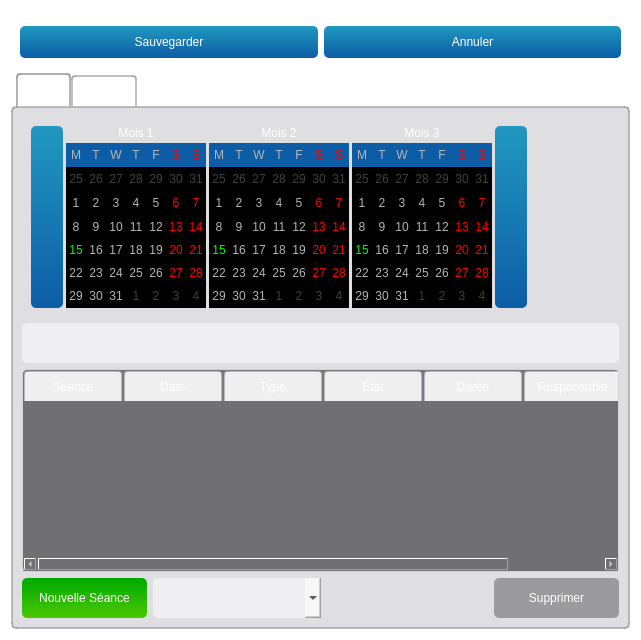
Above: teraplus/client/src/editors/ParticipantWidget.ui from introlab/opentera before the change. Below: the same form after it.
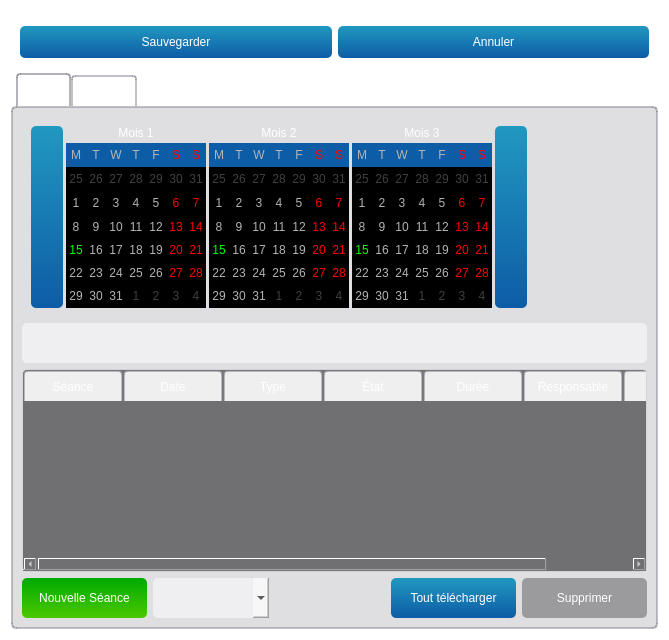
That is the form after the change. Icons and pictures are not drawn. Custom widgets are drawn as their Qt base class.

Commit message: Added file size display for device data in client. Added participant level download of all device data in client. Refs #1 - Fixed internal zip file of device data to put file in a folder named after the session name.

Diff of the .ui file:
```diff
--- a/teraplus/client/src/editors/ParticipantWidget.ui
+++ b/teraplus/client/src/editors/ParticipantWidget.ui
@@ -6,7 +6,7 @@
    <rect>
     <x>0</x>
     <y>0</y>
-    <width>641</width>
+    <width>669</width>
     <height>640</height>
    </rect>
   </property>
@@ -30,7 +30,7 @@
 QLabel#lblLastOnline{color:lightblue;}
 QLabel#lblError,QLabel#lblCamMissing,QLabel#lblAudioMissing{color:red; background-color:rgba(255,0,0,30%);}
 
-QPushButton:!enabled, QPushButton#btnDelSession:!enabled, QLineEdit:!enabled, QListWidget:!enabled,QComboBox:!enabled,QTextEdit:!enabled,QPlainTextEdit:!enabled{background-color: rgba(0,0,0,30%);color:white;border:0}
+QPushButton:!enabled, QPushButton#btnDelSession:!enabled, QLineEdit:!enabled, QListWidget:!enabled,QComboBox:!enabled,QTextEdit:!enabled,QPlainTextEdit:!enabled,QToolButton{background-color: rgba(0,0,0,30%);color:white;border:0}
 QDateEdit::down-arrow:!enabled,QTimeEdit::down-arrow:!enabled,QDateEdit::up-arrow:!enabled,QTimeEdit::up-arrow:!enabled,QComboBox::drop-down:!enabled{background-color:rgba(0,0,0,0%);}
 
 QTextEdit#txtProfile{background-color: rgba(255,255,255,80%);color:black;border:0}
@@ -716,6 +716,11 @@
            <string>Responsable</string>
           </property>
          </column>
+         <column>
+          <property name="text">
+           <string>Actions</string>
+          </property>
+         </column>
         </widget>
        </item>
        <item>
@@ -802,6 +807,29 @@
            </property>
           </spacer>
          </item>
+         <item>
+          <widget class="QPushButton" name="btnDownloadAll">
+           <property name="enabled">
+            <bool>true</bool>
+           </property>
+           <property name="minimumSize">
+            <size>
+             <width>125</width>
+             <height>40</height>
+            </size>
+           </property>
+           <property name="cursor">
+            <cursorShape>PointingHandCursor</cursorShape>
+           </property>
+           <property name="text">
+            <string>Tout télécharger</string>
+           </property>
+           <property name="icon">
+            <iconset resource="../../resources/TeraClient.qrc">
+             <normaloff>:/icons/save.png</normaloff>:/icons/save.png</iconset>
+           </property>
+          </widget>
+         </item>
          <item>
           <widget class="QPushButton" name="btnDelSession">
            <property name="enabled">
```
The commit also changes 12 other files.
